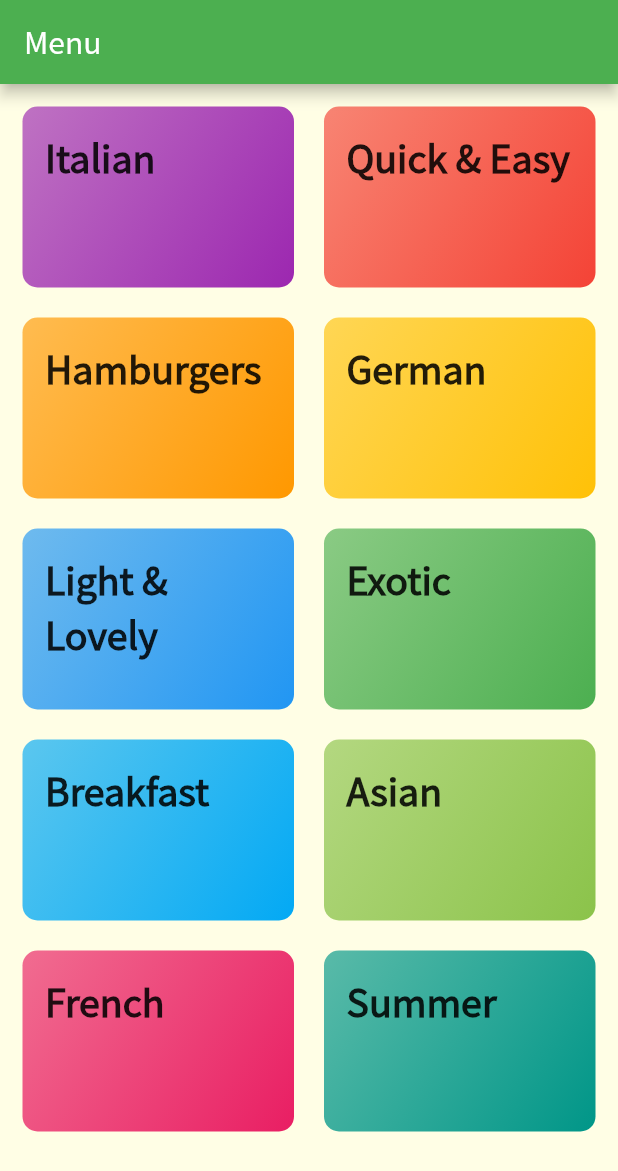
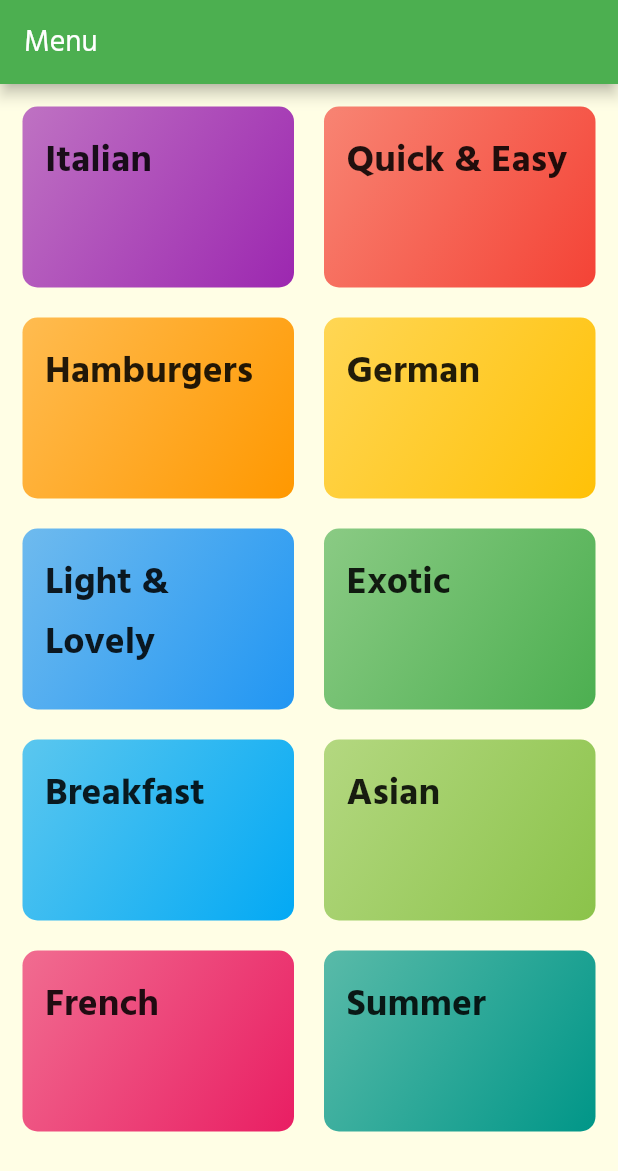
Before and after one commit to DimaMamaev/flutter-nav, a Flutter app: the screen it shows after launch, on a phone screen of 412 x 824 dp. Shown: the top 1171 px of the screen. Run offline on Flutter 3.47's test engine with Material 2 defaults, Android fonts, the phone set to English and light mode, and no system bars.

```diff
--- a/lib/components/category-item/category-item.dart
+++ b/lib/components/category-item/category-item.dart
@@ -1,20 +1,17 @@
 import 'package:flutter/material.dart';
-import 'package:menuApp/screens/meals/meals.dart';
 
 class CategoryItem extends StatelessWidget {
+  final String id;
   final String title;
   final Color color;
 
-  CategoryItem({this.title, this.color});
+  CategoryItem({this.id, this.title, this.color});
 
   void onRouteHandler(BuildContext ctx) {
-    Navigator.of(ctx).push(
-      MaterialPageRoute(
-        builder: (_) {
-          return MealsScreen();
-        },
-      ),
-    );
+    Navigator.of(ctx).pushNamed("/meals-screen", arguments: {
+      'id': id,
+      'title': title,
+    });
   }
 
   @override
--- a/lib/main.dart
+++ b/lib/main.dart
@@ -1,6 +1,7 @@
 import 'package:flutter/material.dart';
 
 import 'package:menuApp/screens/categories/categories.dart';
+import 'package:menuApp/screens/meals/meals.dart';
 
 void main() {
   runApp(MyApp());
@@ -15,13 +16,16 @@ class MyApp extends StatelessWidget {
           primarySwatch: Colors.green,
           accentColor: Colors.amber,
           canvasColor: Color.fromRGBO(255, 254, 229, 1),
-          fontFamily: 'NotoSansJP',
+          fontFamily: 'HindSiliguri',
           textTheme: ThemeData.light().textTheme.copyWith(
                   headline6: TextStyle(
                 fontSize: 25,
                 fontWeight: FontWeight.w700,
               ))),
-      home: CategoriesScreen(),
+      routes: {
+        CategoriesScreen.routeName: (context) => CategoriesScreen(),
+        MealsScreen.routeName: (context) => MealsScreen(),
+      },
     );
   }
 }
--- a/lib/screens/categories/categories.dart
+++ b/lib/screens/categories/categories.dart
@@ -1,9 +1,12 @@
+import 'dart:math';
+
 import 'package:flutter/material.dart';
 
 import 'package:menuApp/components/category-item/category-item.dart';
 import 'package:menuApp/data/data.dart';
 
 class CategoriesScreen extends StatelessWidget {
+  static const String routeName = '/';
   @override
   Widget build(BuildContext context) {
     return Scaffold(
@@ -14,6 +17,7 @@ class CategoriesScreen extends StatelessWidget {
           padding: EdgeInsets.all(15),
           children: DATA_CATEGORIES
               .map((element) => CategoryItem(
+                    id: element.id,
                     title: element.title,
                     color: element.color,
                   ))
--- a/lib/screens/meals/meals.dart
+++ b/lib/screens/meals/meals.dart
@@ -1,11 +1,14 @@
 import 'package:flutter/material.dart';
 
 class MealsScreen extends StatelessWidget {
+  static const String routeName = '/meals-screen';
   @override
   Widget build(BuildContext context) {
+    final widgetArgs =
+        ModalRoute.of(context).settings.arguments as Map<String, String>;
     return Scaffold(
       appBar: AppBar(
-        title: Text('Meals'),
+        title: Text(widgetArgs['title']),
       ),
       body: Center(
         child: Text('Meals Page!'),
--- a/pubspec.yaml
+++ b/pubspec.yaml
@@ -59,10 +59,10 @@ flutter:
   # list giving the asset and other descriptors for the font. For
   # example:
   fonts:
-    - family: NotoSansJP
+    - family: HindSiliguri
       fonts:
-        - asset: fonts/NotoSansJP-Regular.otf
-        - asset: fonts/NotoSansJP-Bold.otf
+        - asset: assets/fonts/HindSiliguri-Regular.ttf
+        - asset: assets/fonts/HindSiliguri-Bold.ttf
           weight: 700
   #   - family: Trajan Pro
   #     fonts:
```
Also changed, not shown: assets/fonts/HindSiliguri-Bold.ttf (added), assets/fonts/HindSiliguri-Regular.ttf (added).
